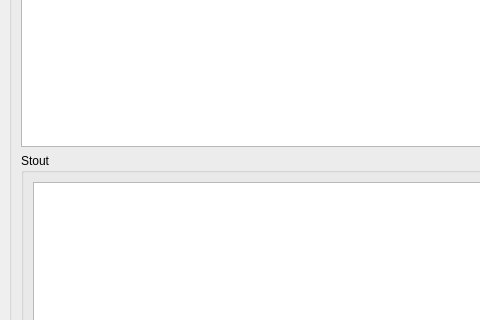
Above: Mainwindow.ui from ITCR-IV/C-factorial before the change; both pictures show x 0 to 480 and y 231 to 551 of the 1221 by 660 pixel window. Below: the same form after it.
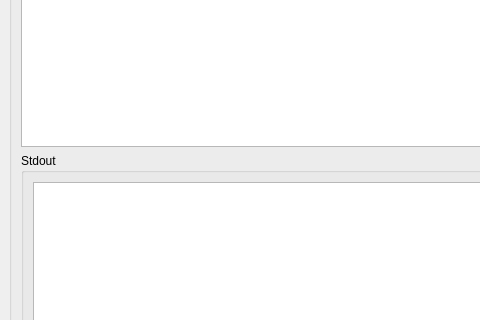
That is the form after the change. Icons and pictures are not drawn. Custom widgets are drawn as their Qt base class.

```diff
--- a/Mainwindow.ui
+++ b/Mainwindow.ui
@@ -85,7 +85,7 @@
        <item>
         <widget class="QGroupBox" name="groupBox_3">
          <property name="title">
-          <string>Stout</string>
+          <string>Stdout</string>
          </property>
          <layout class="QVBoxLayout" name="verticalLayout_3">
           <item>
```
